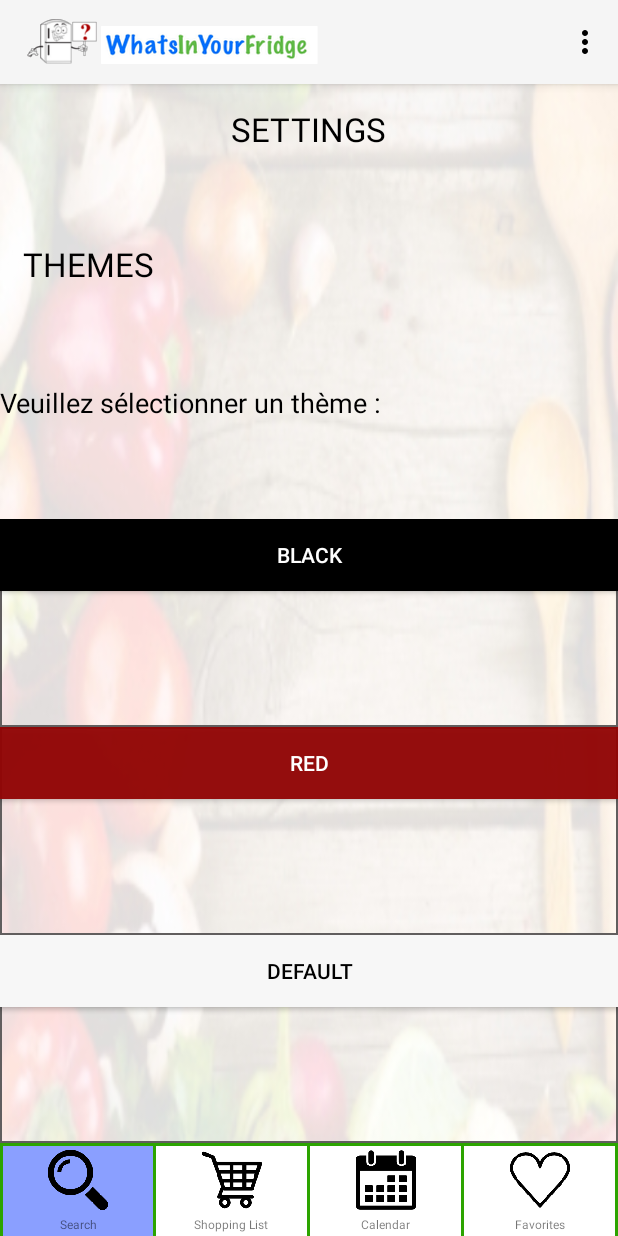
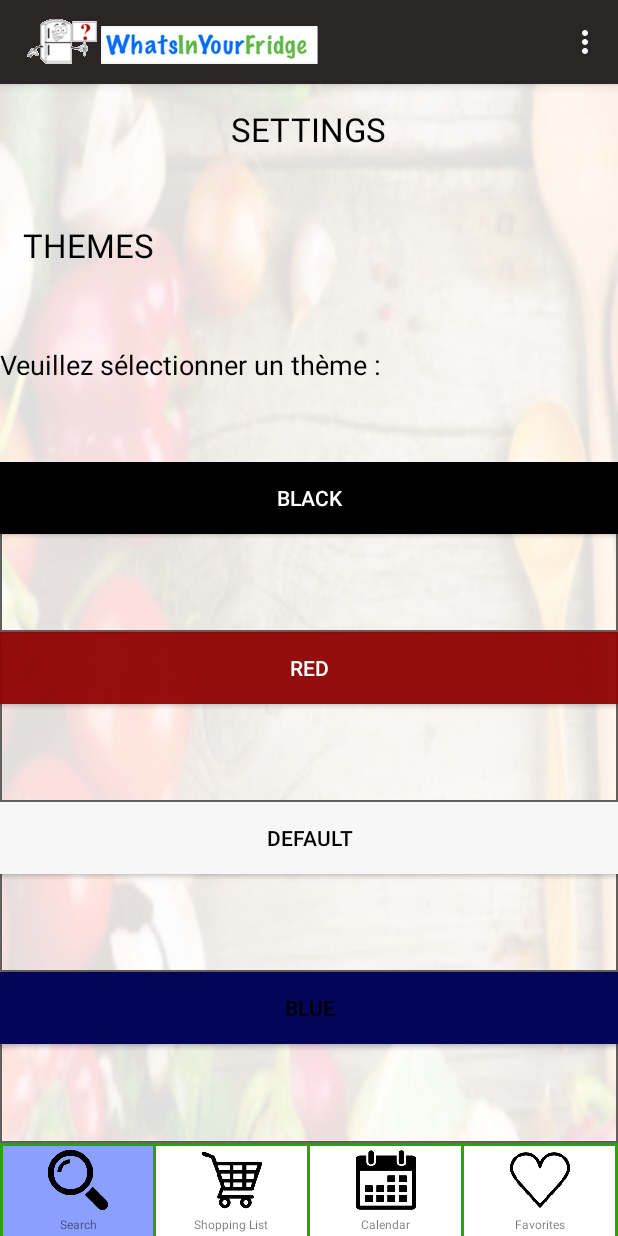
Before and after one commit to vakando/whatsinyourfridge, an Android app: the MainActivity screen opened directly, with no data from a screen before it, in the options menu, after a tap on "SETTINGS", on a phone screen of 412 x 824 dp. Run offline under Robolectric (Android 15) with nearby library versions, the phone set to English and light mode, and no system bars.

Commit message:
+actionbar fixed +blueTheme added

```diff
--- a/app/src/main/java/com/example/canmorpro/whatsinyourfridge3/SplashScreen.java
+++ b/app/src/main/java/com/example/canmorpro/whatsinyourfridge3/SplashScreen.java
@@ -73,6 +73,7 @@ public class SplashScreen extends Activity {
             dbh.setTableThemes(1,"Black",1);
             dbh.setTableThemes(2,"Red",1);
             dbh.setTableThemes(3,"Default",0);
+            dbh.setTableThemes(4,"Blue",1);
             //creation autocompleteIngredient
             String[] ingr = getResources().getStringArray(R.array.ingredients);
             for(int i=0;i<ingr.length;i++)
--- a/app/src/main/java/com/example/canmorpro/whatsinyourfridge3/Themes.java
+++ b/app/src/main/java/com/example/canmorpro/whatsinyourfridge3/Themes.java
@@ -11,6 +11,7 @@ public class Themes {
     public final static int BLACK = 1;
     public final static int RED = 2;
     public final static int DEFAULT = 3;
+    public final static int BLUE = 4;
 
     public static void changeToTheme(Activity activity, int theme){
         cTheme = theme;
@@ -29,6 +30,8 @@ public class Themes {
             case DEFAULT:
                 activity.setTheme(R.style.Default);
                 break;
+            case BLUE:
+                activity.setTheme(R.style.Blue);
         }
     }
 }
--- a/app/src/main/java/com/example/views/Settings.java
+++ b/app/src/main/java/com/example/views/Settings.java
@@ -21,6 +21,7 @@ public class Settings  extends Fragment implements View.OnClickListener {
     private Button blackTheme;
     private Button redTheme;
     private Button defaultTheme;
+    private Button blueTheme;
     private DBHelper dbh;
 
     @Override
@@ -36,10 +37,12 @@ public class Settings  extends Fragment implements View.OnClickListener {
         redTheme = (Button)rootView.findViewById(R.id.theme3);
         defaultTheme = (Button)rootView.findViewById(R.id.theme4);
         blackTheme = (Button)rootView.findViewById(R.id.theme2);
+        blueTheme = (Button)rootView.findViewById(R.id.theme1);
 
         redTheme.setOnClickListener(this);
         defaultTheme.setOnClickListener(this);
         blackTheme.setOnClickListener(this);
+        blueTheme.setOnClickListener(this);
 
 //        if(getActivity().getApplicationInfo().theme == 1){
 //            redTheme.setEnabled(true);
@@ -57,31 +60,31 @@ public class Settings  extends Fragment implements View.OnClickListener {
 //            blackTheme.setEnabled(true);
 //        }
 
-        c.moveToFirst();
-        while(!c.isAfterLast()){
-            if(c.getString(c.getColumnIndex(DBHelper.KEY_T_NAME)) == "Red"){
-                Log.d("theme found","red");
-                if(c.getInt(c.getColumnIndex(DBHelper.KEY_T_ENABLE)) == 0)
-                    redTheme.setEnabled(false);
-                else
-                    redTheme.setEnabled(true);
-            }
-            if(c.getString(c.getColumnIndex(DBHelper.KEY_T_NAME)) == "Default"){
-                Log.d("theme found", "blue");
-                if(c.getInt(c.getColumnIndex(DBHelper.KEY_T_ENABLE)) == 0)
-                    defaultTheme.setEnabled(false);
-                else
-                    defaultTheme.setEnabled(true);
-            }
-            if(c.getString(c.getColumnIndex(DBHelper.KEY_T_NAME)) == "Grey"){
-                Log.d("theme found", "black");
-                if(c.getInt(c.getColumnIndex(DBHelper.KEY_T_ENABLE)) == 0)
-                    blackTheme.setEnabled(false);
-                else
-                    blackTheme.setEnabled(true);
-            }
-            c.moveToNext();
-        }
+//        c.moveToFirst();
+//        while(!c.isAfterLast()){
+//            if(c.getString(c.getColumnIndex(DBHelper.KEY_T_NAME)) == "Red"){
+//                Log.d("theme found","red");
+//                if(c.getInt(c.getColumnIndex(DBHelper.KEY_T_ENABLE)) == 0)
+//                    redTheme.setEnabled(false);
+//                else
+//                    redTheme.setEnabled(true);
+//            }
+//            if(c.getString(c.getColumnIndex(DBHelper.KEY_T_NAME)) == "Default"){
+//                Log.d("theme found", "blue");
+//                if(c.getInt(c.getColumnIndex(DBHelper.KEY_T_ENABLE)) == 0)
+//                    defaultTheme.setEnabled(false);
+//                else
+//                    defaultTheme.setEnabled(true);
+//            }
+//            if(c.getString(c.getColumnIndex(DBHelper.KEY_T_NAME)) == "Grey"){
+//                Log.d("theme found", "black");
+//                if(c.getInt(c.getColumnIndex(DBHelper.KEY_T_ENABLE)) == 0)
+//                    blackTheme.setEnabled(false);
+//                else
+//                    blackTheme.setEnabled(true);
+//            }
+//            c.moveToNext();
+//        }
 
         return rootView;
     }
@@ -93,19 +96,29 @@ public class Settings  extends Fragment implements View.OnClickListener {
                 dbh.setEnable("Red", 1);
                 dbh.setEnable("Black", 0);
                 dbh.setEnable("Default", 1);
+                dbh.setEnable("Blue",1);
                 Themes.changeToTheme(getActivity(), Themes.BLACK);
                 break;
             case R.id.theme3:
                 dbh.setEnable("Red", 0);
                 dbh.setEnable("Black", 1);
                 dbh.setEnable("Default", 1);
+                dbh.setEnable("Blue",1);
                 Themes.changeToTheme(getActivity(), Themes.RED);
                 break;
             case R.id.theme4:
                 dbh.setEnable("Red", 1);
                 dbh.setEnable("Black", 1);
                 dbh.setEnable("Default",0);
+                dbh.setEnable("Blue",1);
                 Themes.changeToTheme(getActivity(), Themes.DEFAULT);
+                break;
+            case R.id.theme1:
+                dbh.setEnable("Red", 1);
+                dbh.setEnable("Black", 1);
+                dbh.setEnable("Default", 1);
+                dbh.setEnable("Blue",0);
+                Themes.changeToTheme(getActivity(), Themes.BLUE);
                 break;
         }
     }
--- a/app/src/main/res/layout/settings.xml
+++ b/app/src/main/res/layout/settings.xml
@@ -110,4 +110,22 @@
             android:background="#f7f7f7" />
     </LinearLayout>
 
+    <LinearLayout
+        android:orientation="horizontal"
+        android:layout_width="match_parent"
+        android:layout_height="wrap_content"
+        android:layout_gravity="center_horizontal"
+        android:background="@drawable/transparent_back"
+        android:layout_weight="1">
+
+        <Button
+            android:layout_width="match_parent"
+            android:layout_height="wrap_content"
+            android:text="@string/theme1"
+            android:id="@+id/theme1"
+            android:textColor="@color/black"
+            android:layout_gravity="center_horizontal"
+            android:background="@color/theme_darkblue_2" />
+    </LinearLayout>
+
 </LinearLayout>
--- a/app/src/main/res/layout/splashscreen.xml
+++ b/app/src/main/res/layout/splashscreen.xml
@@ -2,7 +2,6 @@
 <LinearLayout xmlns:android="http://schemas.android.com/apk/res/android"
     android:layout_width="match_parent"
     android:layout_height="match_parent"
-    xmlns:app="http://schemas.android.com/apk/res-auto"
     android:background="@color/white"
     android:orientation="vertical"
     android:weightSum="1">
--- a/app/src/main/res/values-v21/styles.xml
+++ b/app/src/main/res/values-v21/styles.xml
@@ -2,43 +2,43 @@
 <resources>
     <style name="Default" parent="Theme.AppCompat.Light" />
 
-    <style name="Blue" parent="Theme.AppCompat.Light.DarkActionBar">
-        <item name="android:colorBackground">@color/theme_darkblue_5</item>
+    <style name="Blue" parent="Theme.AppCompat.Light">
         <item name="android:navigationBarColor">@color/theme_darkblue_2</item>
-        <item name="android:colorPrimary">@color/theme_darkblue_1</item>
-        <item name="android:colorPrimaryDark">@color/theme_darkblue_2</item>
-        <item name="android:colorAccent">@color/theme_darkblue_3</item>
+        <item name="colorPrimary">@color/theme_darkblue_1</item>
+        <item name="colorPrimaryDark">@color/theme_darkblue_2</item>
+        <item name="colorAccent">@color/theme_darkblue_3</item>
         <item name="android:textColorPrimary">@color/white</item>
         <item name="android:textColorSecondary">@color/white</item>
-        <item name="android:actionBarStyle">@style/BlueBar</item>
+        <item name="actionBarStyle">@style/BlueBar</item>
+        <item name="colorControlHighlight">@color/lightBlue</item>
     </style>
 
-    <style name="Red" parent="Theme.AppCompat.Light.DarkActionBar" >
-        <item name="android:colorPrimary">@color/theme_darkred_1</item>
-        <item name="android:colorPrimaryDark">@color/theme_darkred_2</item>
-        <item name="android:colorAccent">@color/theme_darkred_3</item>
-        <item name="android:colorBackground">@color/theme_darkred_4</item>
+    <style name="Red" parent="Theme.AppCompat.Light" >
+        <item name="colorPrimary">@color/theme_darkred_1</item>
+        <item name="colorPrimaryDark">@color/theme_darkred_2</item>
+        <item name="colorAccent">@color/theme_darkred_3</item>
         <item name="android:navigationBarColor">@color/theme_darkred_5</item>
         <item name="android:textColorPrimary">@color/black</item>
         <item name="android:textColorSecondary">@color/black</item>
-        <item name="android:actionBarStyle">@style/RedBar</item>
+        <item name="actionBarStyle">@style/RedBar</item>
+        <item name="colorControlHighlight">@color/red</item>
     </style>
 
-    <style name="Black" parent="Theme.AppCompat.Light">
-        <item name="android:colorPrimary">@color/theme_black_1</item>
-        <item name="android:colorBackground">@color/theme_black_4</item>
-        <item name="android:colorAccent">@color/theme_black_3</item>
-        <item name="android:colorPrimaryDark">@color/theme_black_2</item>
+    <style name="Black" parent="Theme.AppCompat.Light.DarkActionBar">
+        <item name="colorPrimary">@color/theme_black_1</item>
+        <item name="colorAccent">@color/theme_black_3</item>
+        <item name="colorPrimaryDark">@color/theme_black_2</item>
         <item name="android:navigationBarColor">@color/theme_black_5</item>
         <item name="android:textColorPrimary">@color/black</item>
         <item name="android:textColorSecondary">@color/black</item>
+        <item name="colorControlHighlight">@color/grey</item>
     </style>
 
     <style name="BlueBar" parent="@android:style/Widget.ActionBar">
-        <item name="android:background">@color/theme_darkblue_1</item>
+        <item name="background">@color/theme_darkblue_1</item>
     </style>
 
     <style name="RedBar" parent="@android:style/Widget.ActionBar">
-        <item name="android:background">@color/theme_darkred_1</item>
+        <item name="background">@color/theme_darkred_1</item>
     </style>
 </resources>
--- a/app/src/main/res/values/strings.xml
+++ b/app/src/main/res/values/strings.xml
@@ -18,7 +18,7 @@
     <string name="send">SHARE SHOPPING LIST BY..</string>
     <string name="theme">THEMES</string>
     <string name="themeHint">Veuillez sélectionner un thème :</string>
-    <string name="theme1">Default</string>
+    <string name="theme1">Blue</string>
     <string name="theme2">Black</string>
     <string name="theme3">Red</string>
     <string name="theme4">Default</string>
--- a/app/src/main/res/values/styles.xml
+++ b/app/src/main/res/values/styles.xml
@@ -1,44 +1,41 @@
 <resources>
     <style name="Default" parent="Theme.AppCompat.Light" />
 
-    <style name="Blue" parent="Theme.AppCompat.Light.DarkActionBar">
-        <item name="android:colorBackground">@color/theme_darkblue_5</item>
+    <style name="Blue" parent="Theme.AppCompat.Light">
         <item name="android:navigationBarColor">@color/theme_darkblue_5</item>
-        <item name="android:colorPrimary">@color/theme_darkblue_1</item>
-        <item name="android:colorPrimaryDark">@color/theme_darkblue_2</item>
-        <item name="android:colorAccent">@color/theme_darkblue_3</item>
+        <item name="colorPrimary">@color/theme_darkblue_1</item>
+        <item name="colorPrimaryDark">@color/theme_darkblue_2</item>
+        <item name="colorAccent">@color/theme_darkblue_3</item>
         <item name="android:textColorPrimary">@color/black</item>
         <item name="android:textColorSecondary">@color/black</item>
-        <item name="android:actionBarStyle">@style/BlueBar</item>
+        <item name="actionBarStyle">@style/BlueBar</item>
     </style>
 
-    <style name="Red" parent="Theme.AppCompat.Light.DarkActionBar" >
-        <item name="android:colorPrimary">@color/theme_darkred_4</item>
-        <item name="android:colorPrimaryDark">@color/theme_darkred_2</item>
-        <item name="android:colorAccent">@color/theme_darkred_3</item>
-        <item name="android:colorBackground">@color/theme_darkred_4</item>
+    <style name="Red" parent="Theme.AppCompat.Light" >
+        <item name="colorPrimary">@color/theme_darkred_4</item>
+        <item name="colorPrimaryDark">@color/theme_darkred_2</item>
+        <item name="colorAccent">@color/theme_darkred_3</item>
         <item name="android:navigationBarColor">@color/theme_darkred_3</item>
         <item name="android:textColorPrimary">@color/black</item>
         <item name="android:textColorSecondary">@color/black</item>
-        <item name="android:actionBarStyle">@style/RedBar</item>
+        <item name="actionBarStyle">@style/RedBar</item>
     </style>
 
     <style name="Black" parent="Theme.AppCompat.Light.DarkActionBar">
-        <item name="android:colorPrimary">@color/theme_black_1</item>
-        <item name="android:colorBackground">@color/theme_black_4</item>
-        <item name="android:colorAccent">@color/theme_black_3</item>
-        <item name="android:colorPrimaryDark">@color/theme_black_2</item>
+        <item name="colorPrimary">@color/theme_black_1</item>
+        <item name="colorAccent">@color/theme_black_3</item>
+        <item name="colorPrimaryDark">@color/theme_black_2</item>
         <item name="android:navigationBarColor">@color/theme_black_5</item>
         <item name="android:textColorPrimary">@color/black</item>
         <item name="android:textColorSecondary">@color/black</item>
     </style>
 
     <style name="BlueBar" parent="@android:style/Widget.ActionBar">
-        <item name="android:background">@color/theme_darkblue_1</item>
+        <item name="background">@color/theme_darkblue_2</item>
     </style>
 
     <style name="RedBar" parent="@android:style/Widget.ActionBar">
-        <item name="android:background">@color/theme_darkred_1</item>
+        <item name="background">@color/theme_darkred_5</item>
     </style>
 
 </resources>
```
